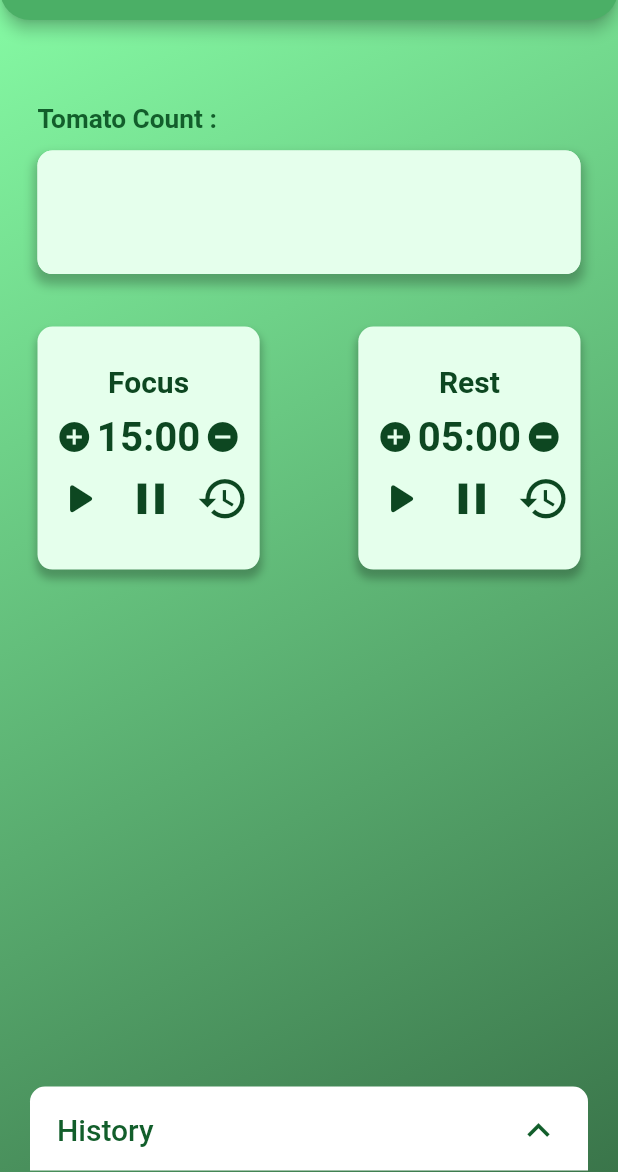
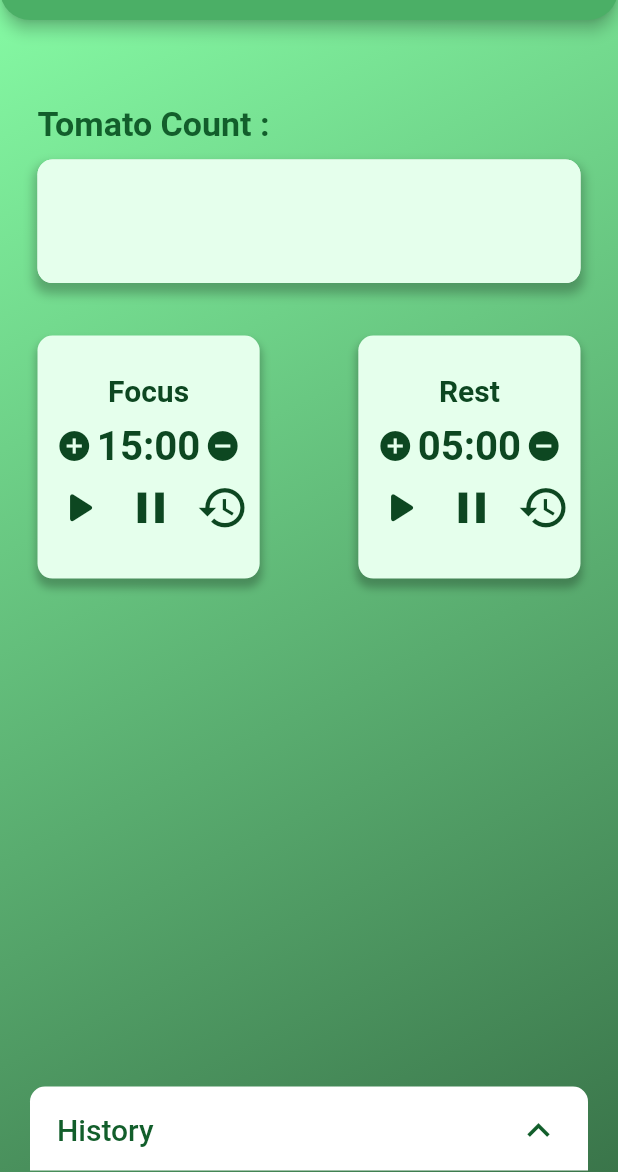
Before and after one commit to Mman7/tomato_clock, a Flutter app: the screen it shows after launch, on a phone screen of 412 x 824 dp, the part 64-1236 px from its top. Run offline on Flutter 3.47's test engine with Material 2 defaults, Android fonts, the light colour scheme and no system bars; drawn by our look-alikes of timer_count_down; our stand-ins replace animate_do, device_preview, flutter_local_notifications, flutter_svg, hexcolor, sizer; missing offline and left inert: localstore.

Commit message:
update✅ title font size

```diff
--- a/lib/src/layouts/tomato_count_card.dart
+++ b/lib/src/layouts/tomato_count_card.dart
@@ -1,4 +1,5 @@
 import 'package:flutter/material.dart';
+import 'package:sizer/sizer.dart';
 import 'tomato_list.dart';
 
 class TomatoListCard extends StatelessWidget {
@@ -15,7 +16,7 @@ class TomatoListCard extends StatelessWidget {
         children: [
           Text('Tomato Count : ',
               style: TextStyle(
-                  fontSize: 17.5,
+                  fontSize: 2.75.h,
                   fontWeight: FontWeight.w600,
                   color: Theme.of(context).primaryColorDark)),
           const SizedBox(
```
